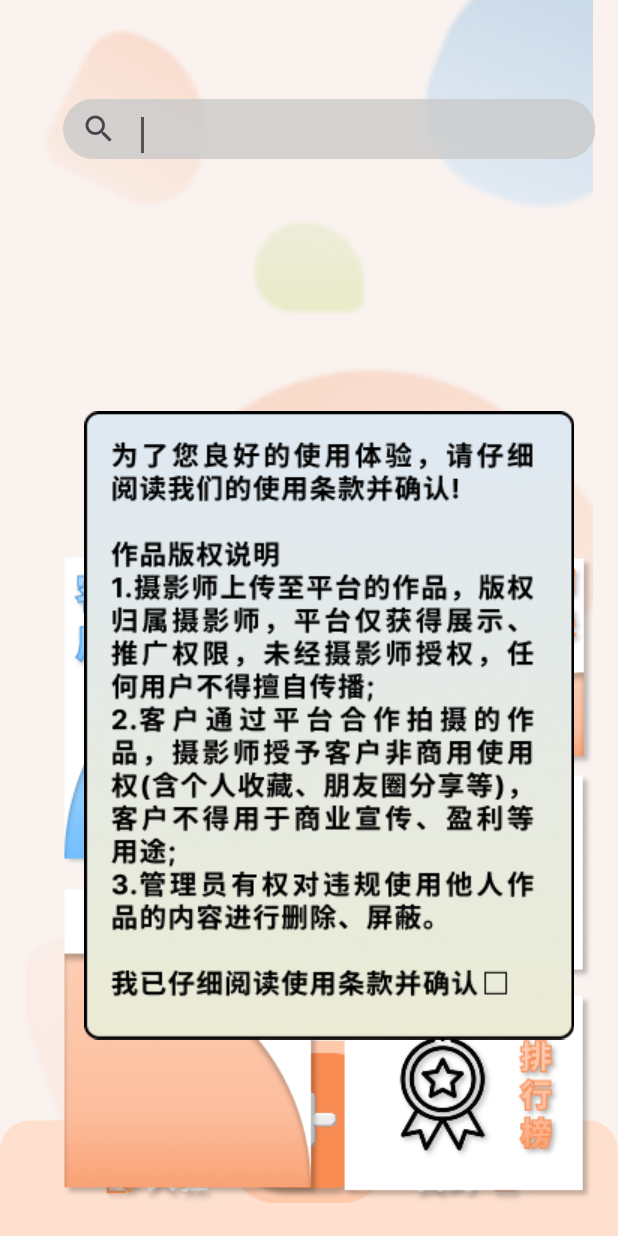
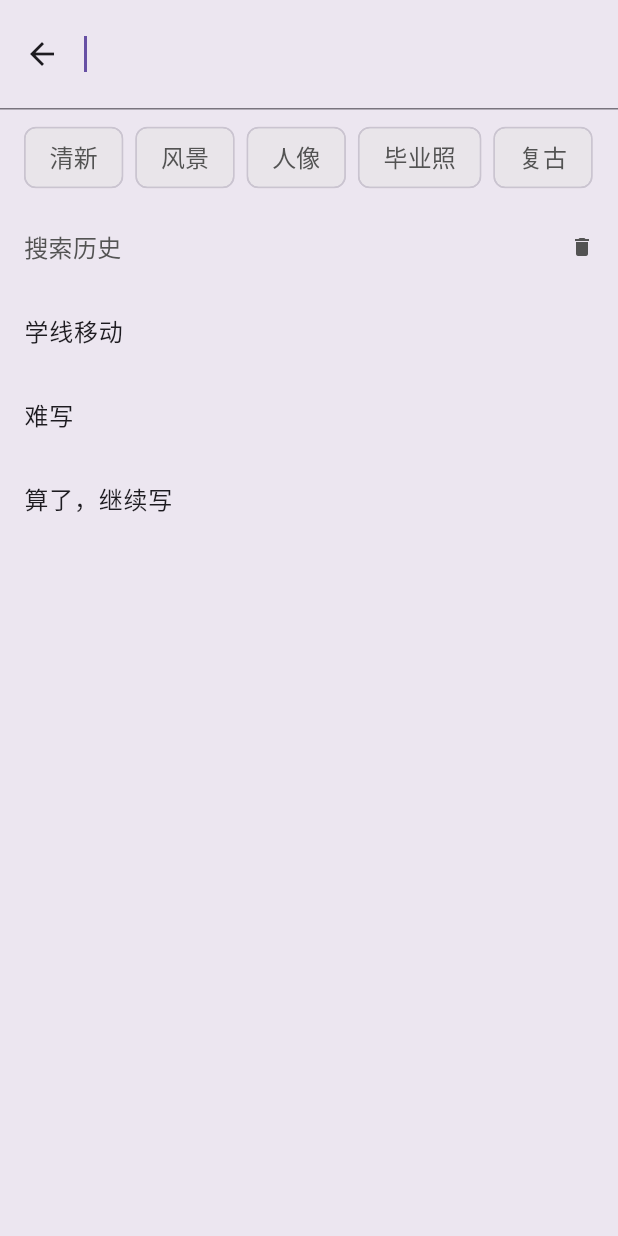
Before and after one commit to jz-Gong10/we_pai, a Flutter app: the Zhuye screen opened directly, after a tap on the "search" icon, on a phone screen of 412 x 824 dp. Run offline on Flutter 3.47's test engine with Material 3 defaults, Android fonts, the phone set to English and light mode, and no system bars.

Commit message:
搜索栏做好了

```diff
--- a/lib/ui/widget/search.dart
+++ b/lib/ui/widget/search.dart
@@ -8,114 +8,97 @@ class Search extends StatefulWidget {
 }
 
 class _SearchState extends State<Search> {
-  bool isSearching = false;
-  final TextEditingController _controller = TextEditingController();
+  final List<String> _hotSuggestions = ['清新', '风景', '人像', '毕业照', '复古'];
+  final List<String> _searchHistory = ['学线移动', '难写', '算了，继续写'];
+
   @override
-  void dispose() {
-    _controller.dispose();
-    super.dispose();
+  Widget build(BuildContext context) {
+    return SizedBox(
+      child: SearchAnchor(
+        builder: (BuildContext context, SearchController controller) {
+          return SizedBox(
+            width: 355,
+            height: 40,
+            child: SearchBar(
+              controller: controller,
+              leading: const Icon(Icons.search),
+              backgroundColor: WidgetStateProperty.all(
+                const Color.fromARGB(200, 201, 201, 201),
+              ),
+              onTap: () {
+                controller.openView();
+              },
+              onChanged: (value) {
+                if (!controller.isOpen) {
+                  controller.openView();
                 }
-
-  void suggestion() {
-    setState(() {
-      isSearching = true;
-    });
-  }
-
-  Widget _buildSuggestionChip(String label) {
-    return Chip(
+              },
+            ),
+          );
+        },
+        suggestionsBuilder:
+            (BuildContext context, SearchController controller) {
+              return [
+                // 推荐热门搜索词
+                Padding(
+                  padding: const EdgeInsets.symmetric(
+                    horizontal: 16,
+                    vertical: 8,
+                  ),
+                  child: Wrap(
+                    spacing: 8,
+                    runSpacing: 8,
+                    children: _hotSuggestions
+                        .map(
+                          (suggestion) => Chip(
                             label: Text(
-        label,
+                              suggestion,
                               style: const TextStyle(
                                 fontSize: 16,
                                 color: Color.fromARGB(255, 83, 83, 83),
                               ),
                             ),
-      backgroundColor: const Color.fromARGB(100, 201, 201, 201),
-    );
-  }
-
-  @override
-  Widget build(BuildContext context) {
-    if (!isSearching) {
-      return SizedBox(
-        width: 355,
-        height: 40,
-        child: GestureDetector(
-          onTap: suggestion,
-          child: ClipRRect(
-            borderRadius: BorderRadius.circular(20),
-            child: Container(
-              width: 355,
-              height: 40,
-              color: const Color.fromARGB(200, 201, 201, 201),
-              child: TextField(
-                cursorColor: const Color.fromARGB(255, 83, 83, 83),
-                controller: _controller,
-                decoration: const InputDecoration(
-                  iconColor: Color.fromARGB(255, 83, 83, 83),
-                  prefixIcon: Icon(Icons.search),
-                  border: InputBorder.none,
+                            backgroundColor: const Color.fromARGB(
+                              100,
+                              201,
+                              201,
+                              201,
                             ),
                           ),
+                        )
+                        .toList(),
                   ),
                 ),
-        ),
-      );
-    } else {
-      return Column(
-        mainAxisAlignment: MainAxisAlignment.center,
-        mainAxisSize: MainAxisSize.min,
+
+                //搜索历史记录
+                const Padding(
+                  padding: EdgeInsets.all(16),
+                  child: Row(
+                    mainAxisAlignment: MainAxisAlignment.spaceBetween,
                     children: [
-          SizedBox(
-            width: 355,
-            height: 40,
-            child: ClipRRect(
-              borderRadius: const BorderRadius.only(
-                topLeft: Radius.circular(20),
-                topRight: Radius.circular(20),
-              ),
-              child: Container(
-                width: 355,
-                height: 40,
-                color: const Color.fromARGB(200, 201, 201, 201),
-                child: TextField(
-                  cursorColor: const Color.fromARGB(255, 83, 83, 83),
-                  controller: _controller,
-                  decoration: const InputDecoration(
-                    iconColor: Color.fromARGB(255, 83, 83, 83),
-                    prefixIcon: Icon(Icons.search),
-                    border: InputBorder.none,
+                      Text(
+                        '搜索历史',
+                        style: TextStyle(
+                          fontSize: 16,
+                          color: Color.fromARGB(255, 83, 83, 83),
                         ),
                       ),
+                      Icon(
+                        Icons.delete,
+                        size: 16,
+                        color: Color.fromARGB(255, 83, 83, 83),
                       ),
-            ),
-          ),
-          Container(
-            color: const Color.fromARGB(200, 201, 201, 201),
-            width: 355,
-            height: 141,
-            padding: const EdgeInsets.symmetric(vertical: 12, horizontal: 8),
-            child: ClipRRect(
-              borderRadius: const BorderRadius.only(
-                bottomLeft: Radius.circular(20),
-                bottomRight: Radius.circular(20),
-              ),
-              child: Wrap(
-                spacing: 24,
-                runSpacing: 12,
-                children: [
-                  _buildSuggestionChip('清新'),
-                  _buildSuggestionChip('风景'),
-                  _buildSuggestionChip('人像'),
-                  _buildSuggestionChip('毕业照'),
-                  _buildSuggestionChip('复古'),
                     ],
                   ),
                 ),
+
+                // 搜索历史记录列表
+                ..._searchHistory.map(
+                  (history) => ListTile(title: Text(history)),
                 ),
-        ],
+              ];
+            },
+      ),
     );
   }
 }
-}
```
Lines whose indentation alone changed are shown as unchanged.
